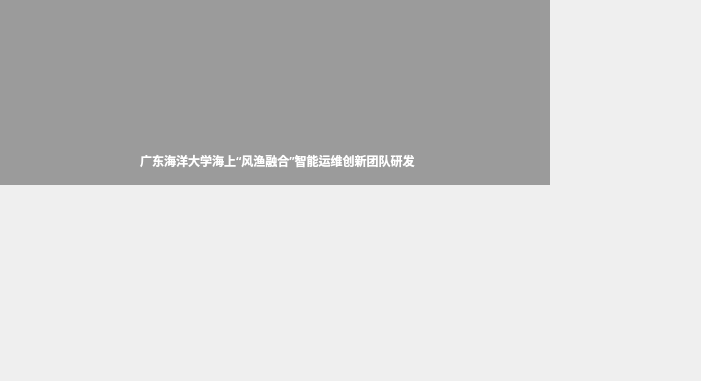
This is main/LoginUi.ui in Coekyun-Dou/fish-couting as Qt 5 draws it before an edit; both pictures show x 320 to 1021 and y 345 to 726 of the 1021 by 726 pixel window. The edited form follows.
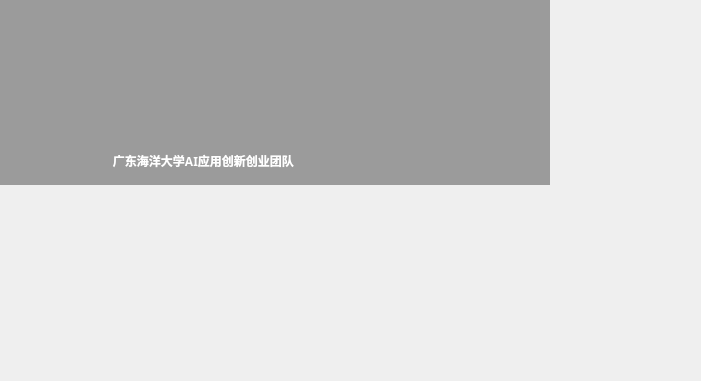
This is the edited form. Icons and pictures are not drawn.

```diff
--- a/main/LoginUi.ui
+++ b/main/LoginUi.ui
@@ -147,12 +147,18 @@
    <widget class="QLabel" name="label_8">
     <property name="geometry">
      <rect>
-      <x>460</x>
+      <x>400</x>
       <y>490</y>
       <width>411</width>
       <height>31</height>
      </rect>
     </property>
+    <property name="maximumSize">
+     <size>
+      <width>411</width>
+      <height>31</height>
+     </size>
+    </property>
     <property name="font">
      <font>
       <family>宋体</family>
@@ -164,7 +170,16 @@
      <string notr="true">color: rgb(255, 255, 255);</string>
     </property>
     <property name="text">
-     <string>广东海洋大学海上“风渔融合”智能运维创新团队研发</string>
+     <string>         广东海洋大学AI应用创新创业团队</string>
+    </property>
+    <property name="textFormat">
+     <enum>Qt::AutoText</enum>
+    </property>
+    <property name="margin">
+     <number>3</number>
+    </property>
+    <property name="indent">
+     <number>5</number>
     </property>
    </widget>
    <widget class="QLabel" name="label_9">
```
